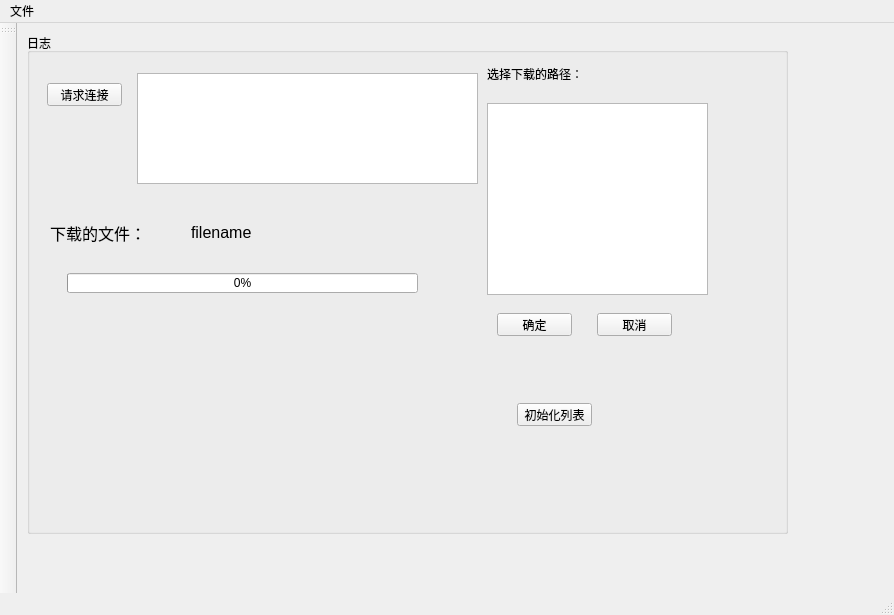
First picture: the form in client_page/client_page.ui, repository gaogao214/client_page, before the edit.
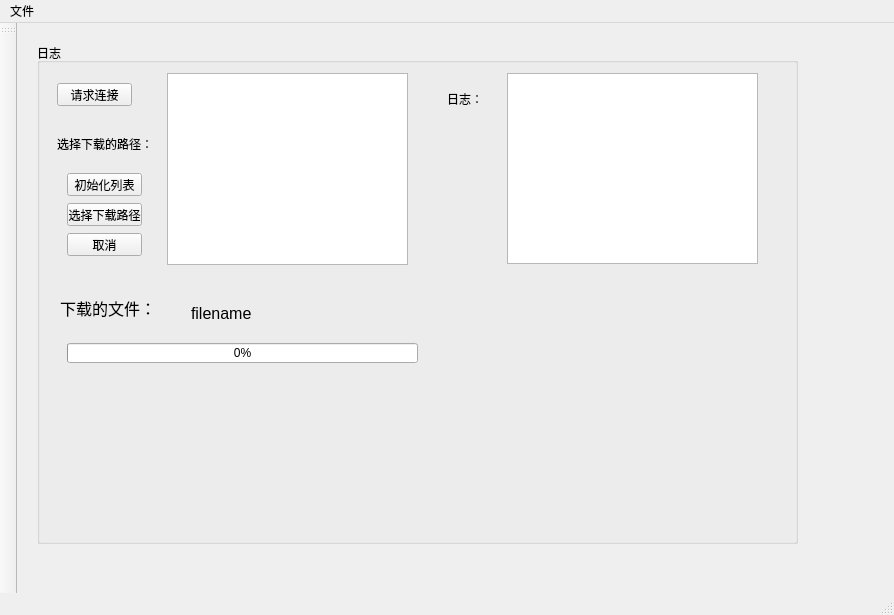
Second picture: the form after the edit. Icons and pictures are not drawn.

```diff
--- a/client_page/client_page.ui
+++ b/client_page/client_page.ui
@@ -21,8 +21,8 @@
    <widget class="QGroupBox" name="groupBox">
     <property name="geometry">
      <rect>
-      <x>10</x>
-      <y>10</y>
+      <x>20</x>
+      <y>20</y>
       <width>761</width>
       <height>501</height>
      </rect>
@@ -37,7 +37,7 @@
      <property name="geometry">
       <rect>
        <x>20</x>
-       <y>50</y>
+       <y>40</y>
        <width>75</width>
        <height>23</height>
       </rect>
@@ -52,20 +52,20 @@
     <widget class="QTextBrowser" name="text_log">
      <property name="geometry">
       <rect>
-       <x>110</x>
-       <y>40</y>
-       <width>341</width>
-       <height>111</height>
+       <x>470</x>
+       <y>30</y>
+       <width>251</width>
+       <height>191</height>
       </rect>
      </property>
     </widget>
     <widget class="QLabel" name="file_name">
      <property name="geometry">
       <rect>
-       <x>150</x>
-       <y>190</y>
+       <x>140</x>
+       <y>260</y>
        <width>101</width>
-       <height>20</height>
+       <height>21</height>
       </rect>
      </property>
      <property name="lineWidth">
@@ -84,8 +84,8 @@
     <widget class="QProgressBar" name="pro_bar">
      <property name="geometry">
       <rect>
-       <x>40</x>
-       <y>240</y>
+       <x>30</x>
+       <y>300</y>
        <width>351</width>
        <height>20</height>
       </rect>
@@ -98,9 +98,9 @@
      <property name="geometry">
       <rect>
        <x>20</x>
-       <y>180</y>
+       <y>250</y>
        <width>101</width>
-       <height>41</height>
+       <height>31</height>
       </rect>
      </property>
      <property name="text">
@@ -116,8 +116,8 @@
     <widget class="QLabel" name="label_2">
      <property name="geometry">
       <rect>
-       <x>460</x>
-       <y>30</y>
+       <x>20</x>
+       <y>90</y>
        <width>101</width>
        <height>21</height>
       </rect>
@@ -129,21 +129,21 @@
     <widget class="QPushButton" name="confirm">
      <property name="geometry">
       <rect>
-       <x>470</x>
-       <y>280</y>
+       <x>30</x>
+       <y>160</y>
        <width>75</width>
        <height>23</height>
       </rect>
      </property>
      <property name="text">
-      <string>确定</string>
+      <string>选择下载路径</string>
      </property>
     </widget>
     <widget class="QPushButton" name="cancel">
      <property name="geometry">
       <rect>
-       <x>570</x>
-       <y>280</y>
+       <x>30</x>
+       <y>190</y>
        <width>75</width>
        <height>23</height>
       </rect>
@@ -155,8 +155,8 @@
     <widget class="QPushButton" name="init">
      <property name="geometry">
       <rect>
-       <x>490</x>
-       <y>370</y>
+       <x>30</x>
+       <y>130</y>
        <width>75</width>
        <height>23</height>
       </rect>
@@ -168,13 +168,26 @@
     <widget class="QListWidget" name="listwidget">
      <property name="geometry">
       <rect>
-       <x>460</x>
-       <y>70</y>
-       <width>221</width>
+       <x>130</x>
+       <y>30</y>
+       <width>241</width>
        <height>192</height>
       </rect>
      </property>
     </widget>
+    <widget class="QLabel" name="label_3">
+     <property name="geometry">
+      <rect>
+       <x>410</x>
+       <y>40</y>
+       <width>51</width>
+       <height>31</height>
+      </rect>
+     </property>
+     <property name="text">
+      <string>日志：</string>
+     </property>
+    </widget>
    </widget>
   </widget>
   <widget class="QMenuBar" name="menuBar">
```
